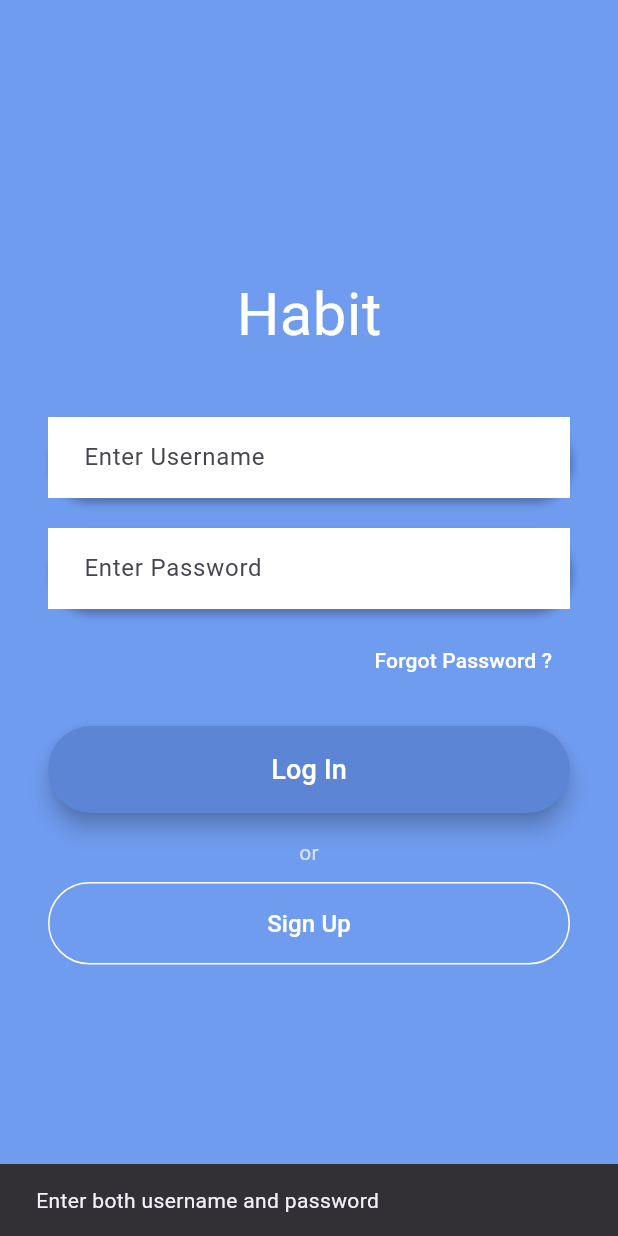
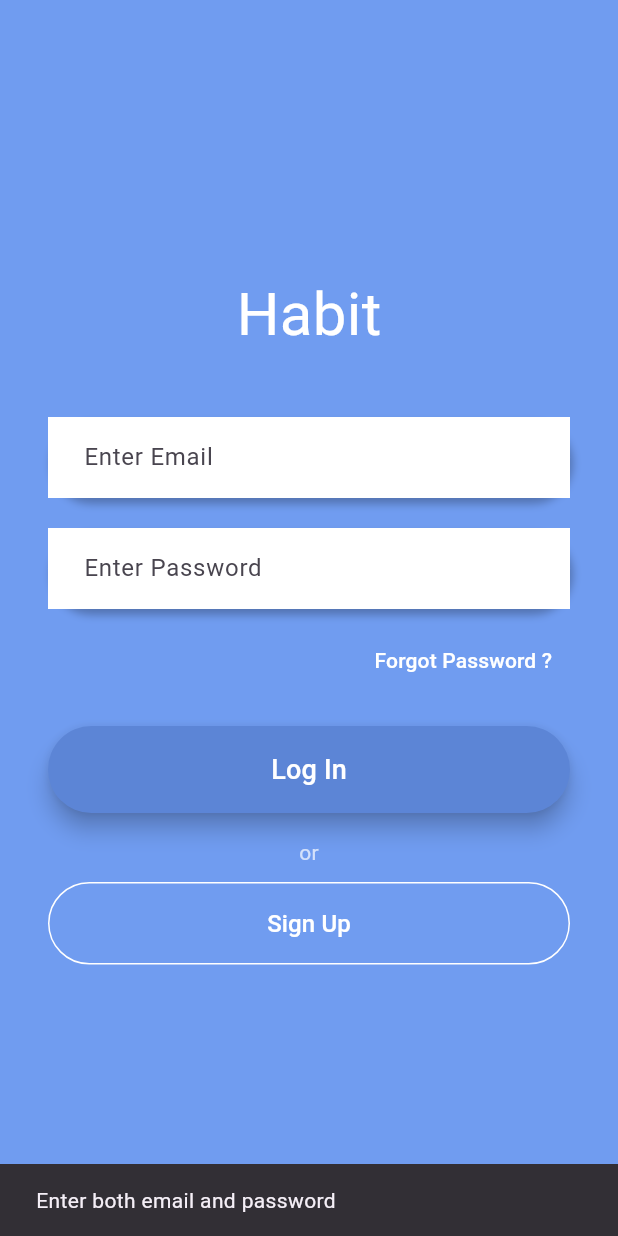
Before and after one commit to HelgasonF/habbit_tracker_app, a Flutter app: the LoginScreen screen opened directly, after a tap on "Log In", on a phone screen of 412 x 824 dp. Run offline on Flutter 3.47's test engine with Material 3 defaults, Android fonts, the phone set to English and light mode, and no system bars; our stand-ins replace country_picker, google_fonts, shared_preferences; accounts and stored records are empty; network calls fail; Roboto replaces fonts that are missing (Pattaya).

Commit message:
fix: Fix login/registration flow to match assignment requirements
- Fix login screen to use email and password fields (not username)
- Fix registration screen to have exactly 3 fields: username, email, password
- Add proper validation for registration (email format, password length, required fields)
- Add logo to home screen header as required
- Fix registration flow to log user in and show onboarding after signup
- Update profile screen to use username/email structure
- Fix data flow to store/retrieve email correctly for login

This ensures the app meets the specific requirements:
- Login screen with email and password
- Registration screen with username, email, and password
- Validation for both screens
- Logo in home screen header
- Proper local storage usage

🤖 Generated with [Claude Code](https://claude.ai/code)

Co-Authored-By: Claude <noreply@anthropic.com>

```diff
--- a/lib/login_screen.dart
+++ b/lib/login_screen.dart
@@ -12,25 +12,25 @@ class LoginScreen extends StatefulWidget {
 }
 
 class _LoginScreenState extends State<LoginScreen> {
-  final _usernameController = TextEditingController();
+  final _emailController = TextEditingController();
   final _passwordController = TextEditingController();
 
   Future<void> _login() async {
     final prefs = await SharedPreferences.getInstance();
-    final storedUser = prefs.getString('username');
+    final storedEmail = prefs.getString('email');
     final storedPass = prefs.getString('password');
-    final enteredUser = _usernameController.text.trim();
+    final enteredEmail = _emailController.text.trim();
     final enteredPass = _passwordController.text.trim();
 
-    if (enteredUser.isEmpty || enteredPass.isEmpty) {
+    if (enteredEmail.isEmpty || enteredPass.isEmpty) {
       if (!mounted) return;
       ScaffoldMessenger.of(context).showSnackBar(
-        const SnackBar(content: Text('Enter both username and password')),
+        const SnackBar(content: Text('Enter both email and password')),
       );
       return;
     }
 
-    if (enteredUser == storedUser && enteredPass == storedPass) {
+    if (enteredEmail == storedEmail && enteredPass == storedPass) {
       await prefs.setBool('isLoggedIn', true);
       if (!mounted) return;
       Navigator.pushReplacement(
@@ -66,10 +66,10 @@ class _LoginScreenState extends State<LoginScreen> {
               ),
               const SizedBox(height: 40),
 
-              // Username input
+              // Email input
               _buildInputField(
-                hintText: 'Enter Username',
-                controller: _usernameController,
+                hintText: 'Enter Email',
+                controller: _emailController,
               ),
               const SizedBox(height: 20),
 
```
Also changed, not shown: lib/home_screen.dart (+20 -2 lines), lib/main.dart (+8 -3 lines), lib/profile_screen.dart (+8 -8 lines), lib/register_screen.dart (+46 -6 lines).
